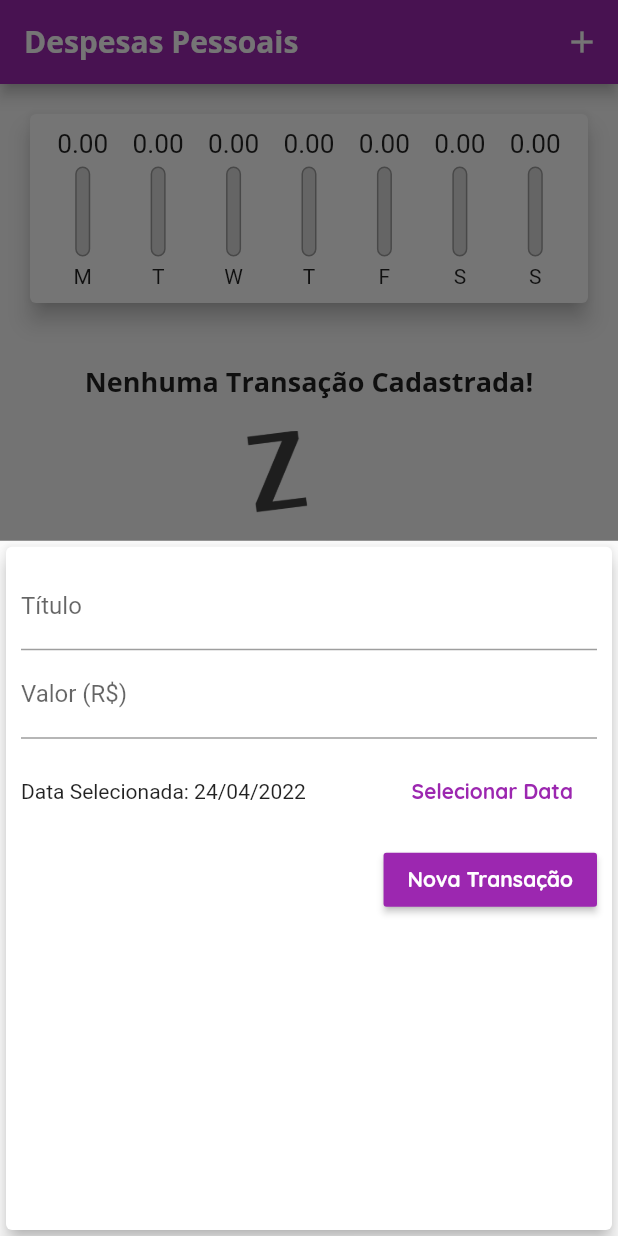
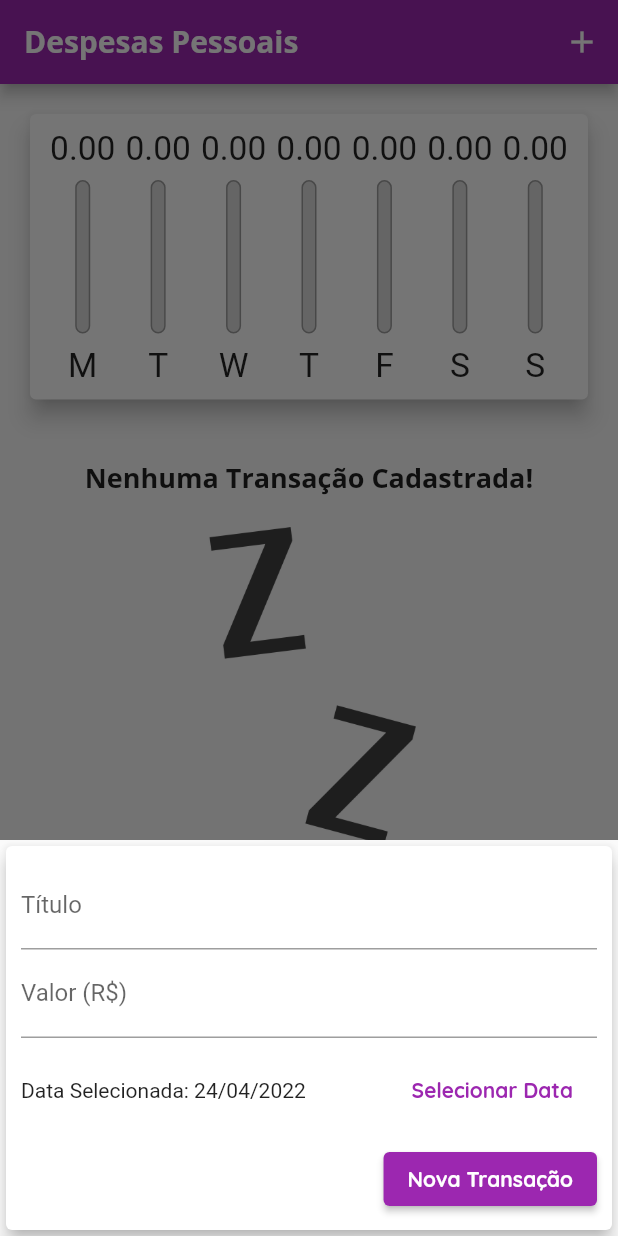
Before and after one commit to henriqueannicchino/app_personal_expenses_flutter, a Flutter app: the screen it shows after launch, after a tap on the "add" icon, on a phone screen of 412 x 824 dp. Run offline on Flutter 3.47's test engine with Material 2 defaults, Android fonts, the phone set to English and light mode, and no system bars.

Commit message:
added responsiveness

```diff
--- /dev/null
+++ b/lib/components/adaptative_button.dart
@@ -0,0 +1,35 @@
+import 'dart:io';
+import 'package:flutter/cupertino.dart';
+import 'package:flutter/material.dart';
+
+class AdaptativeButton extends StatelessWidget {
+  final String? label;
+  final Function()? onPressed;
+
+  AdaptativeButton({
+    this.label,
+    this.onPressed,
+  });
+
+  @override
+  Widget build(BuildContext context) {
+    return Platform.isIOS
+      ? CupertinoButton(
+          child: Text(label.toString()),
+          onPressed: onPressed,
+          color: Theme.of(context).primaryColor,
+          padding: EdgeInsets.symmetric(
+            horizontal: 20,
+          ),
+        )
+      : ElevatedButton(
+          child: Text(
+            label.toString(),
+            style: TextStyle(
+              color: Theme.of(context).textTheme.button?.color,
+            ),
+          ),
+          onPressed: onPressed,
+        );
+  }
+}
--- /dev/null
+++ b/lib/components/adaptative_date_picker.dart
@@ -0,0 +1,68 @@
+import 'dart:io';
+import 'package:flutter/cupertino.dart';
+import 'package:flutter/material.dart';
+import 'package:intl/intl.dart';
+
+class AdaptativeDatePicker  extends StatelessWidget {
+  final DateTime? selectedDate;
+  final Function (DateTime)? onDateChanged;
+
+  AdaptativeDatePicker({
+    this.selectedDate,
+    this.onDateChanged,
+  });
+
+  _showDatePicker(BuildContext context){
+    showDatePicker(
+      context: context,
+      initialDate: DateTime.now(),
+      firstDate: DateTime(2019),
+      lastDate: DateTime.now(),
+    ).then((pickedDate) {
+      if(pickedDate == null) {
+        return;
+      }
+
+      onDateChanged!(pickedDate);
+    });
+  }
+
+  @override
+  Widget build(BuildContext context) {
+    return Platform.isIOS
+      ? Container(
+          height: 180,
+          child: CupertinoDatePicker(
+            mode: CupertinoDatePickerMode.date,
+            initialDateTime: DateTime.now(),
+            minimumDate: DateTime(2019),
+            maximumDate: DateTime.now(),
+            onDateTimeChanged: onDateChanged!,
+          ),
+      )
+      : Container(
+          height: 70,
+          child: Row(
+            children: <Widget>[
+              Expanded(
+                child: Text(
+                  selectedDate == null
+                    ? 'Nenhuma data selecionada!'
+                    : 'Data Selecionada: ${DateFormat('dd/MM/y').format(selectedDate!)}',
+                ),
+              ),
+              FlatButton(
+                textColor: Theme.of(context).primaryColor,
+                child: Text(
+                  'Selecionar Data',
+                  style: TextStyle(
+                    fontWeight: FontWeight.bold,
+                  ),
+                ),
+                onPressed: () => _showDatePicker(context),
+              )
+            ],
+          ),
+        );
+  }
+}
--- /dev/null
+++ b/lib/components/adaptative_text_field.dart
@@ -0,0 +1,45 @@
+import 'dart:io';
+import 'package:flutter/cupertino.dart';
+import 'package:flutter/material.dart';
+
+class AdaptativeTextField extends StatelessWidget {
+  final String? label;
+  final TextEditingController? controller;
+  final TextInputType? keyboardType;
+  final Function(String)? onSubmitted;
+
+  AdaptativeTextField({
+    this.label,
+    this.controller,
+    this.keyboardType = TextInputType.text,
+    this.onSubmitted
+  });
+
+  @override
+  Widget build(BuildContext context) {
+    return Platform.isIOS
+      ? Padding(
+        padding: const EdgeInsets.only(
+          bottom: 10,
+        ),
+        child: CupertinoTextField(
+          controller: controller,
+          keyboardType: keyboardType,
+          onSubmitted: onSubmitted,
+          placeholder: label,
+          padding: EdgeInsets.symmetric(
+            horizontal: 6,
+            vertical: 12,
+          ),
+        ),
+      )
+      : TextField(
+          controller: controller,
+          keyboardType: keyboardType,
+          onSubmitted: onSubmitted,
+          decoration: InputDecoration(
+            labelText: label,
+          ),
+        );
+  }
+}
--- a/lib/components/chart_bar.dart
+++ b/lib/components/chart_bar.dart
@@ -13,17 +13,19 @@ class ChartBar extends StatelessWidget {
 
   @override
   Widget build(BuildContext context) {
+    return LayoutBuilder(
+      builder: (ctx, constraints) {
         return Column(
           children: <Widget>[
             Container(
-          height: 20,
+              height: constraints.maxHeight * 0.15,
               child: FittedBox(
                 child: Text('${value?.toStringAsFixed(2)}'),
               ),
             ),
-        SizedBox(height: 5),
+            SizedBox(height: constraints.maxHeight * 0.05),
             Container(
-          height: 60,
+              height: constraints.maxHeight * 0.6,
               width: 10,
               child: Stack(
                 alignment: Alignment.bottomCenter,
@@ -50,9 +52,16 @@ class ChartBar extends StatelessWidget {
                 ],
               ),
             ),
-        SizedBox(height: 5),
-        Text(label.toString()),
+            SizedBox(height: constraints.maxHeight * 0.05),
+            Container(
+              height:  constraints.maxHeight * 0.15,
+              child: FittedBox(
+                child: Text(label.toString()),
+              )
+            ),
           ],
+        );
+      },
     );
   }
 }
--- a/lib/components/transaction_form.dart
+++ b/lib/components/transaction_form.dart
@@ -1,5 +1,7 @@
 import 'package:flutter/material.dart';
-import 'package:intl/intl.dart';
+import 'adaptative_button.dart';
+import 'adaptative_text_field.dart';
+import 'adaptative_date_picker.dart';
 
 class TransactionForm extends StatefulWidget {
   final void Function(String, double, DateTime) onSubmit;
@@ -26,77 +28,44 @@ class _TransactionFormState extends State<TransactionForm> {
     widget.onSubmit(title, value, _selectedDate);
   }
 
-  _showDatePicker(){
-    showDatePicker(
-      context: context,
-      initialDate: DateTime.now(),
-      firstDate: DateTime(2019),
-      lastDate: DateTime.now(),
-    ).then((pickedDate) {
-      if(pickedDate == null) {
-        return;
-      }
-
-      setState(() {
-        _selectedDate = pickedDate;
-      });
-    });
-  }
-
   @override
   Widget build(BuildContext context) {
-    return Card(
+    return SingleChildScrollView(
+      child: Card(
         elevation: 5,
         child: Padding(
-        padding: const EdgeInsets.all(10),
+          padding: EdgeInsets.only(
+            top: 10,
+            right: 10,
+            left: 10,
+            bottom: 10 + MediaQuery.of(context).viewInsets.bottom,
+          ),
           child: Column(
             children: <Widget>[
-            TextField(
+              AdaptativeTextField(
+                label: 'Título',
                 controller: _titleController,
                 onSubmitted: (_) => _submitForm(),
-              decoration: InputDecoration(
-                labelText: 'Título'
               ),
-            ),
-            TextField(
+              AdaptativeTextField(
+                label: 'Valor (R\$)',
                 controller: _valueController,
                 keyboardType: TextInputType.numberWithOptions(decimal: true),
                 onSubmitted: (_) => _submitForm(),
-              decoration: InputDecoration(
-                labelText: 'Valor (R\$)'
               ),
-            ),
-            Container(
-              height: 70,
-              child: Row(
-                children: <Widget>[
-                  Expanded(
-                    child: Text(
-                      _selectedDate == null
-                        ? 'Nenhuma data selecionada!'
-                        : 'Data Selecionada: ${DateFormat('dd/MM/y').format(_selectedDate)}',
-                    ),
-                  ),
-                  FlatButton(
-                    textColor: Theme.of(context).primaryColor,
-                    child: Text(
-                      'Selecionar Data',
-                      style: TextStyle(
-                        fontWeight: FontWeight.bold,
-                      ),
-                    ),
-                    onPressed: _showDatePicker ,
-                  )
-                ],
-              ),
+              AdaptativeDatePicker(
+                selectedDate: _selectedDate,
+                onDateChanged: (newDate) {
+                  setState(() {
+                    _selectedDate = newDate;
+                  });
+                },
               ),
               Row(
                 mainAxisAlignment: MainAxisAlignment.end,
                 children: <Widget>[
-                RaisedButton(
-                  child: Text('Nova Transação'),
-                  color: Theme.of(context).primaryColor,
-                  textColor: Theme.of(context).textTheme.button?.color,
+                  AdaptativeButton(
+                    label: 'Nova Transação',
                     onPressed: _submitForm,
                   ),
                 ],
@@ -104,6 +73,7 @@ class _TransactionFormState extends State<TransactionForm> {
             ],
           ),
         ),
+      ),
     );
   }
 }
--- a/lib/components/transaction_list.dart
+++ b/lib/components/transaction_list.dart
@@ -10,9 +10,10 @@ class TransactionList extends StatelessWidget {
 
   @override
   Widget build(BuildContext context) {
-    return Container(
-      height: 420,
-      child: transactions.isEmpty ? Column(
+    return transactions.isEmpty
+      ? LayoutBuilder(
+          builder: (ctx, constraints) {
+            return Column(
               children: <Widget>[
                 SizedBox(height: 20),
                 Text(
@@ -21,13 +22,15 @@ class TransactionList extends StatelessWidget {
                 ),
                 SizedBox(height: 20),
                 Container(
-            height: 200,
+                  height: constraints.maxHeight * 0.6,
                   child: Image.asset(
                     'assets/images/waiting.png',
                     fit: BoxFit.cover,
                   ),
                 ),
               ],
+            );
+          }
         )
     : ListView.builder(
       itemCount: transactions.length,
@@ -56,7 +59,14 @@ class TransactionList extends StatelessWidget {
             subtitle: Text(
               DateFormat('d MM y').format(tr.date),
             ),
-              trailing: IconButton(
+            trailing: MediaQuery.of(context).size.width > 480
+              ? FlatButton.icon(
+                  onPressed: () => onRemove(tr.id),
+                  icon: Icon(Icons.delete),
+                  label: Text('Excluir'),
+                  textColor: Theme.of(context).errorColor,
+                )
+              : IconButton(
                 icon: Icon(Icons.delete),
                 color: Theme.of(context).errorColor,
                 onPressed: () => onRemove(tr.id),
@@ -64,7 +74,6 @@ class TransactionList extends StatelessWidget {
           ),
         );
       },
-      ),
     );
   }
 }
--- a/lib/main.dart
+++ b/lib/main.dart
@@ -1,7 +1,7 @@
 import 'package:flutter/cupertino.dart';
 import 'package:flutter/material.dart';
-
 import 'dart:math';
+import 'dart:io';
 import 'components/transaction_form.dart';
 import 'components/transaction_list.dart';
 import 'components/chart.dart';
@@ -12,6 +12,7 @@ main() => runApp(ExpensesApp());
 class ExpensesApp extends StatelessWidget {
   @override
   Widget build(BuildContext context) {
+
     return MaterialApp(
       home: MyHomePage(),
       theme: ThemeData(
@@ -50,6 +51,7 @@ class MyHomePage extends StatefulWidget {
 
 class _MyHomePageState extends State<MyHomePage> {
   final List<Transaction> _transactions = [];
+  bool _showChart = false;
 
   List<Transaction> get _recentTransactions {
     return _transactions.where((tr) {
@@ -89,28 +91,132 @@ class _MyHomePageState extends State<MyHomePage> {
     );
   }
 
+  Widget _getIconButton(IconData icon, Function() fn) {
+    return Platform.isIOS
+      ? GestureDetector(onTap: fn, child: Icon(icon))
+      : IconButton(icon: Icon(icon), onPressed: fn);
+  }
+
   @override
   Widget build(BuildContext context) {
-    return Scaffold(
-      appBar: AppBar(
+    final mediaQuery = MediaQuery.of(context);
+    bool isLandscape = mediaQuery.orientation == Orientation.landscape;
+
+    final iconList = Platform.isIOS ? CupertinoIcons.list_bullet: Icons.list;
+    final chartList = Platform.isIOS ? CupertinoIcons.chart_bar_alt_fill : Icons.show_chart;
+
+    final actions = <Widget>[
+      if (isLandscape)
+        _getIconButton(
+          _showChart ? iconList : chartList,
+          () {
+            setState(() {
+              _showChart = !_showChart;
+            });
+          },
+        ),
+      _getIconButton(
+        Platform.isIOS ? CupertinoIcons.add : Icons.add,
+        () => _openTransactionFormModal(context),
+      ),
+    ];
+
+    final PreferredSizeWidget appBar = AppBar(
       title: Text('Despesas Pessoais'),
-        actions: <Widget>[
-          IconButton(
-            icon: Icon(Icons.add),
-            onPressed: () => _openTransactionFormModal(context),
+      actions: actions,
+    );
+
+    final availableHeight = mediaQuery.size.height -
+      appBar.preferredSize.height -
+      mediaQuery.padding.top;
+
+    final bodyPage = SafeArea(
+      child: SingleChildScrollView(
+        child: Column(
+          crossAxisAlignment: CrossAxisAlignment.stretch,
+          children: <Widget>[
+            //if (isLandscape)
+            //  Row(
+            //    mainAxisAlignment: MainAxisAlignment.center,
+            //    children: <Widget>[
+            //      Text('Exibir Gráfico'),
+            //      Switch.adaptive(
+            //        activeColor: Theme.of(context).accentColor,
+            //        value: _showChart,
+            //        onChanged: (value) {
+            //          setState(() {
+            //            _showChart = value;
+            //          });
+            //        },
+            //      ),
+            //    ],
+            //  ),
+            if (_showChart || !isLandscape)
+              Container(
+                height: availableHeight * (isLandscape ? 0.7 : 0.3),
+                child: Chart(_recentTransactions),
+              ),
+            if (!_showChart || !isLandscape)
+              Container(
+                height: availableHeight * (isLandscape ? 1 : 0.7),
+                child: TransactionList(_transactions, _removeTransaction),
               ),
           ],
         ),
-      body: SingleChildScrollView(
+      ),
+    );
+
+    SingleChildScrollView(
       child: Column(
         crossAxisAlignment: CrossAxisAlignment.stretch,
         children: <Widget>[
-            Chart(_recentTransactions),
-            TransactionList(_transactions, _removeTransaction),
+          //if (isLandscape)
+          //  Row(
+          //    mainAxisAlignment: MainAxisAlignment.center,
+          //    children: <Widget>[
+          //      Text('Exibir Gráfico'),
+          //      Switch.adaptive(
+          //        activeColor: Theme.of(context).accentColor,
+          //        value: _showChart,
+          //        onChanged: (value) {
+          //          setState(() {
+          //            _showChart = value;
+          //          });
+          //        },
+          //      ),
+          //    ],
+          //  ),
+          if (_showChart || !isLandscape)
+            Container(
+              height: availableHeight * (isLandscape ? 0.7 : 0.3),
+              child: Chart(_recentTransactions),
+            ),
+          if (!_showChart || !isLandscape)
+            Container(
+              height: availableHeight * (isLandscape ? 1 : 0.7),
+              child: TransactionList(_transactions, _removeTransaction),
+            ),
         ],
       ),
+    );
+
+    return Platform.isIOS
+      ? CupertinoPageScaffold(
+          navigationBar: CupertinoNavigationBar(
+            middle: Text('Despesas Pessoais'),
+            trailing: Row(
+              mainAxisSize: MainAxisSize.min,
+              children: actions,
             ),
-      floatingActionButton: FloatingActionButton(
+          ),
+          child: bodyPage,
+        )
+      : Scaffold(
+        appBar: appBar,
+        body: bodyPage,
+        floatingActionButton:  Platform.isIOS
+          ? Container()
+          : FloatingActionButton(
               child: Icon(Icons.add),
               onPressed: () => _openTransactionFormModal(context),
             ),
```
Lines whose indentation alone changed are shown as unchanged.
